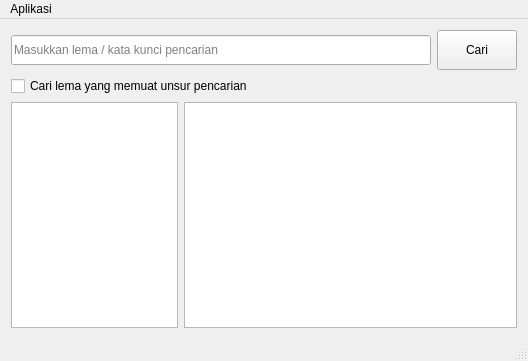
Qt form src/mainwindow.ui (bgli/kbbi-qt) before a commit.
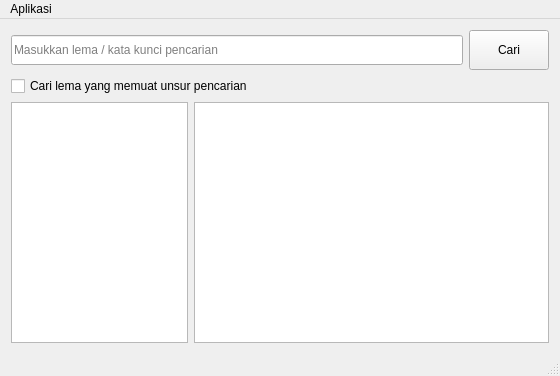
The same form after that commit. Icons and pictures are not drawn.

Commit message: Update About Window

```diff
--- a/src/mainwindow.ui
+++ b/src/mainwindow.ui
@@ -6,8 +6,8 @@
    <rect>
     <x>0</x>
     <y>0</y>
-    <width>528</width>
-    <height>361</height>
+    <width>560</width>
+    <height>376</height>
    </rect>
   </property>
   <property name="sizePolicy">
@@ -102,8 +102,8 @@
          <string>&lt;!DOCTYPE HTML PUBLIC &quot;-//W3C//DTD HTML 4.0//EN&quot; &quot;http://www.w3.org/TR/REC-html40/strict.dtd&quot;&gt;
 &lt;html&gt;&lt;head&gt;&lt;meta name=&quot;qrichtext&quot; content=&quot;1&quot; /&gt;&lt;style type=&quot;text/css&quot;&gt;
 p, li { white-space: pre-wrap; }
-&lt;/style&gt;&lt;/head&gt;&lt;body style=&quot; font-family:'.SF NS Text'; font-size:13pt; font-weight:400; font-style:normal;&quot;&gt;
-&lt;p style=&quot;-qt-paragraph-type:empty; margin-top:0px; margin-bottom:0px; margin-left:0px; margin-right:0px; -qt-block-indent:0; text-indent:0px;&quot;&gt;&lt;br /&gt;&lt;/p&gt;&lt;/body&gt;&lt;/html&gt;</string>
+&lt;/style&gt;&lt;/head&gt;&lt;body style=&quot; font-family:'Aurulent Sans'; font-size:10pt; font-weight:400; font-style:normal;&quot;&gt;
+&lt;p style=&quot;-qt-paragraph-type:empty; margin-top:0px; margin-bottom:0px; margin-left:0px; margin-right:0px; -qt-block-indent:0; text-indent:0px; font-family:'.SF NS Text'; font-size:13pt;&quot;&gt;&lt;br /&gt;&lt;/p&gt;&lt;/body&gt;&lt;/html&gt;</string>
         </property>
        </widget>
       </item>
@@ -116,8 +116,8 @@
     <rect>
      <x>0</x>
      <y>0</y>
-     <width>528</width>
-     <height>22</height>
+     <width>560</width>
+     <height>23</height>
     </rect>
    </property>
    <widget class="QMenu" name="menuFIle">
```
The commit also changes 1 other file.
